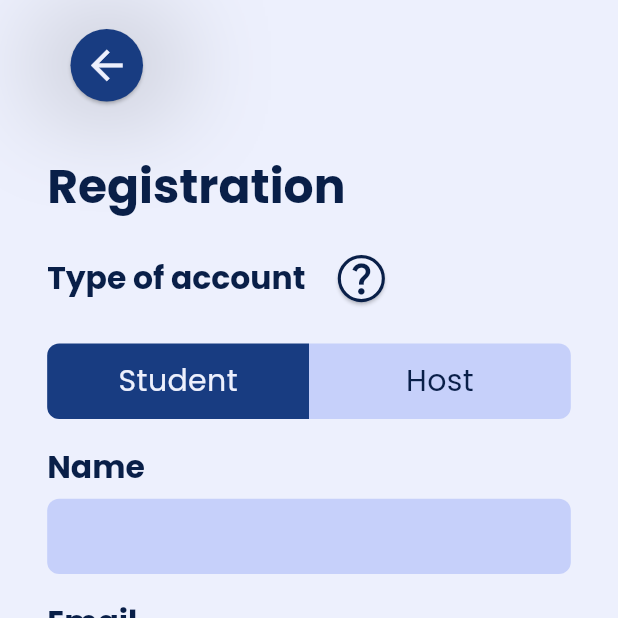
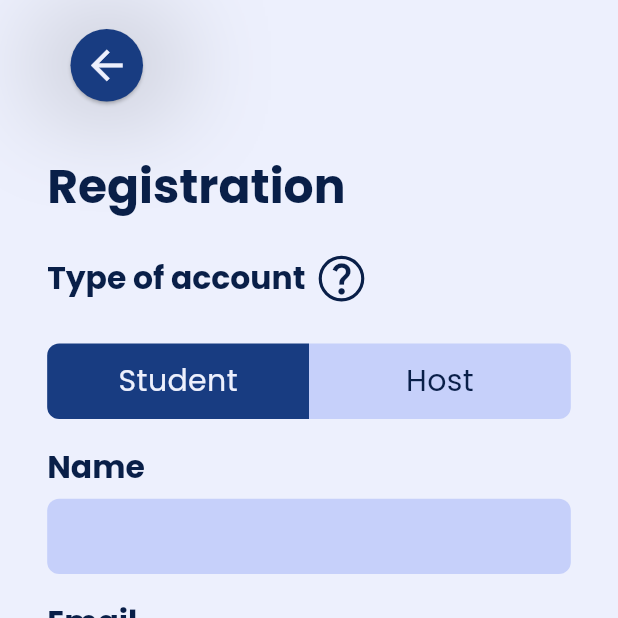
Before and after one commit to SansonSebastiano/MPM23-24_project, a Flutter app: the RegistrationPage screen opened directly, on a phone screen of 412 x 824 dp, the top half of it. Run offline on Flutter 3.47's test engine with Material 3 defaults, Android fonts, the phone set to English and light mode, and no system bars; our stand-ins replace after_layout, carousel_slider, cloud_firestore, connectivity_plus, firebase_core, flutter_screenutil and 3 more; accounts and stored records are empty; generated files the repository leaves out were written again.

Commit message:
WizardPage4 implemented + iconButton fixed

```diff
--- a/Code/room_finder/lib/l10n/app_it.arb
+++ b/Code/room_finder/lib/l10n/app_it.arb
@@ -78,6 +78,8 @@
     "lblContractDeadline": "Scadenza del contratto",
     "btnConfirm": "Conferma",
     "lblAmenitieServices": "Servizi e comfort",
+    "lblAddServices": "Aggiungi un servizio",
+    "lblAddNewService": "Aggiungi un nuovo servizio",
     "lblSetMonthlyRent": "Imposta l'affitto mensile",
     "lblAdsTitle": "Diamo il titolo alla tua casa",
     "lblEnterTitle": "Inserisci un titolo",
--- a/Code/room_finder/lib/presentation/components/buttons/circle_buttons.dart
+++ b/Code/room_finder/lib/presentation/components/buttons/circle_buttons.dart
@@ -145,25 +145,39 @@ class InfoButton extends StatelessWidget {
   final void Function() onPressed;
 
   final Color buttonColor = ColorPalette.aliceBlue;
-  final IconData icon = Icons.question_mark;
+  final IconData icon = Icons.question_mark_outlined;
   final Color iconColor = ColorPalette.oxfordBlue;
 
   @override
   Widget build(BuildContext context) {
-    return ElevatedButton(
-      style: ElevatedButton.styleFrom(
-        backgroundColor: buttonColor,
+    return IconButton(
+      onPressed: onPressed,
+      icon: Icon(icon, color: iconColor, size: size - 5),
+      style: IconButton.styleFrom(
+        padding: EdgeInsets.zero,
         shape: CircleBorder(
           side: BorderSide(
-            color: ColorPalette.oxfordBlue,
+            color: iconColor,
             width: 2.w,
           ),
         ),
-        minimumSize: Size(size, size),
+        minimumSize: Size(size.w, size.h),
       ),
-      onPressed: onPressed,
-      child: Icon(icon, color: iconColor, size: size - 5),
     );
+    // ElevatedButton(
+    //   style: ElevatedButton.styleFrom(
+    //     backgroundColor: buttonColor,
+    //     shape: CircleBorder(
+    //       side: BorderSide(
+    //         color: ColorPalette.oxfordBlue,
+    //         width: 2.w,
+    //       ),
+    //     ),
+    //     minimumSize: Size(size, size),
+    //   ),
+    //   onPressed: onPressed,
+    //   child: Icon(icon, color: iconColor, size: size - 5),
+    // );
   }
 }
 
--- a/Code/room_finder/lib/presentation/screens/wizard_screens/wizard_page1.dart
+++ b/Code/room_finder/lib/presentation/screens/wizard_screens/wizard_page1.dart
@@ -19,6 +19,7 @@ class WizardPage1 extends StatelessWidget {
       btnNextLabel: AppLocalizations.of(context)!.btnNext,
       dialogContent: AppLocalizations.of(context)!.lblContentDialogWizard1,
       onOkDialog: () => Navigator.of(context).pop(),
+      // TODO: complete the onPressed function for the next button
       btnNextOnPressed: () {}, //() => Navigator.pushNamed(context, '/wizard2'),
       screenContent: const _WizardPage1Body(),
     );
--- a/Code/room_finder/lib/presentation/screens/wizard_screens/wizard_page3.dart
+++ b/Code/room_finder/lib/presentation/screens/wizard_screens/wizard_page3.dart
@@ -16,7 +16,9 @@ class WizardPage3 extends StatelessWidget {
   Widget build(BuildContext context) {
     return WizardTemplateScreen(
         // TODO: complete the leftButton and rightButton
-        leftButton: DarkBackButton(onPressed: () {}),
+        leftButton: DarkBackButton(onPressed: () {
+          Navigator.of(context).pop();
+        }),
         rightButton: CancelButton(onPressed: () {}),
         rightButtonVisibility: true,
         screenLabel: AppLocalizations.of(context)!.lblManageRenters,
@@ -24,6 +26,7 @@ class WizardPage3 extends StatelessWidget {
         dialogContent: AppLocalizations.of(context)!.lblContentDialogWizard3,
         currentStep: 3,
         btnNextLabel: AppLocalizations.of(context)!.btnNext,
+        // TODO: complete the onPressed function for the next button
         btnNextOnPressed: () {},
         onOkDialog: () => Navigator.of(context).pop());
   }
```
Also changed, not shown: Code/room_finder/lib/l10n/app_en.arb (+8 -0 lines), Code/room_finder/lib/presentation/screens/wizard_screens/wizard_page2.dart (+25 -18 lines), Code/room_finder/lib/presentation/screens/wizard_screens/wizard_page4.dart (+124 -0 lines).
